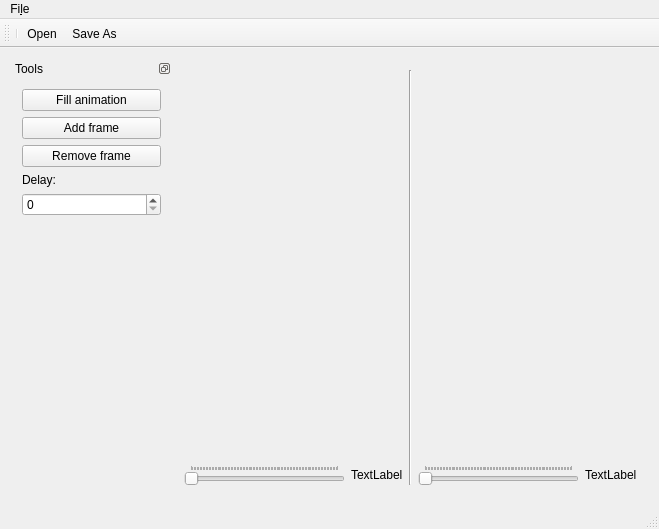
Old version of the form mainwindow.ui in the repository darmonlor/KUgif.
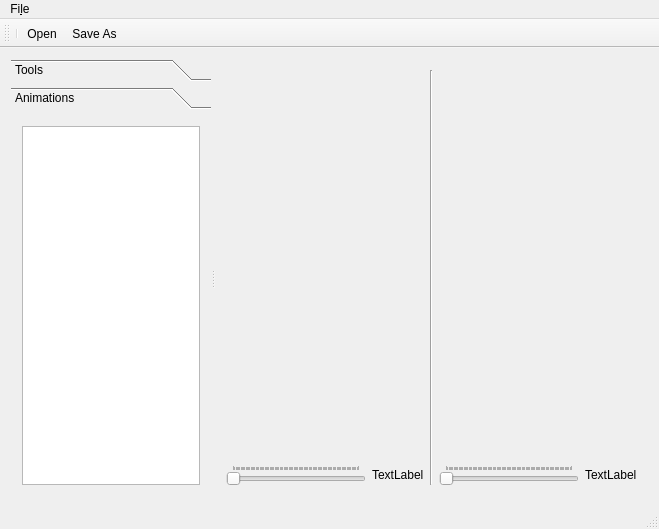
New version of the form.

Patch:
```diff
--- a/mainwindow.ui
+++ b/mainwindow.ui
@@ -17,59 +17,34 @@
    <bool>true</bool>
   </property>
   <widget class="QWidget" name="centralWidget">
-   <layout class="QVBoxLayout" name="verticalLayout_4">
+   <layout class="QHBoxLayout" name="horizontalLayout_4">
     <item>
      <widget class="QSplitter" name="splitter">
-      <property name="frameShape">
-       <enum>QFrame::NoFrame</enum>
-      </property>
-      <property name="frameShadow">
-       <enum>QFrame::Plain</enum>
-      </property>
-      <property name="midLineWidth">
-       <number>0</number>
-      </property>
       <property name="orientation">
        <enum>Qt::Horizontal</enum>
       </property>
-      <property name="opaqueResize">
-       <bool>true</bool>
-      </property>
-      <property name="handleWidth">
-       <number>1</number>
-      </property>
-      <widget class="QDockWidget" name="dockWidget_2">
+      <widget class="QToolBox" name="toolBox">
        <property name="maximumSize">
         <size>
          <width>200</width>
-         <height>524287</height>
+         <height>16777215</height>
         </size>
        </property>
        <property name="mouseTracking">
         <bool>false</bool>
        </property>
-       <property name="acceptDrops">
-        <bool>false</bool>
-       </property>
-       <property name="whatsThis">
-        <string/>
-       </property>
-       <property name="accessibleName">
-        <string/>
-       </property>
-       <property name="accessibleDescription">
-        <string/>
-       </property>
-       <property name="floating">
-        <bool>false</bool>
-       </property>
-       <property name="features">
-        <set>QDockWidget::DockWidgetFloatable|QDockWidget::DockWidgetMovable</set>
-       </property>
-       <property name="windowTitle">
-        <string>Tools</string>
-       </property>
-       <widget class="QWidget" name="dockWidgetContents_2">
+       <widget class="QWidget" name="toolboxTools">
+        <property name="geometry">
+         <rect>
+          <x>0</x>
+          <y>0</y>
+          <width>208</width>
+          <height>381</height>
+         </rect>
+        </property>
+        <attribute name="label">
+         <string>Tools</string>
+        </attribute>
         <layout class="QVBoxLayout" name="verticalLayout_3">
          <item>
           <widget class="QPushButton" name="animationFillButton">
@@ -113,13 +88,37 @@
            </property>
            <property name="sizeHint" stdset="0">
             <size>
-             <width>20</width>
-             <height>40</height>
+             <width>139</width>
+             <height>392</height>
             </size>
            </property>
           </spacer>
          </item>
         </layout>
+        <zorder>animationFillButton</zorder>
+        <zorder>frameAddButton</zorder>
+        <zorder>frameRemoveButton</zorder>
+        <zorder>label_3</zorder>
+        <zorder>delayBox</zorder>
+        <zorder>verticalSpacer_3</zorder>
+       </widget>
+       <widget class="QWidget" name="toolBoxFrames">
+        <property name="geometry">
+         <rect>
+          <x>0</x>
+          <y>0</y>
+          <width>200</width>
+          <height>381</height>
+         </rect>
+        </property>
+        <attribute name="label">
+         <string>Animations</string>
+        </attribute>
+        <layout class="QVBoxLayout" name="verticalLayout_4">
+         <item>
+          <widget class="QListWidget" name="sourceList"/>
+         </item>
+        </layout>
        </widget>
       </widget>
       <widget class="QWidget" name="horizontalLayoutWidget_4">
@@ -148,7 +147,7 @@
               <rect>
                <x>0</x>
                <y>0</y>
-               <width>221</width>
+               <width>213</width>
                <height>404</height>
               </rect>
              </property>
@@ -231,7 +230,7 @@
               <rect>
                <x>0</x>
                <y>0</y>
-               <width>220</width>
+               <width>212</width>
                <height>404</height>
               </rect>
              </property>
```
Left out of the diff: 4 changed lines with no effect on the pictures.
